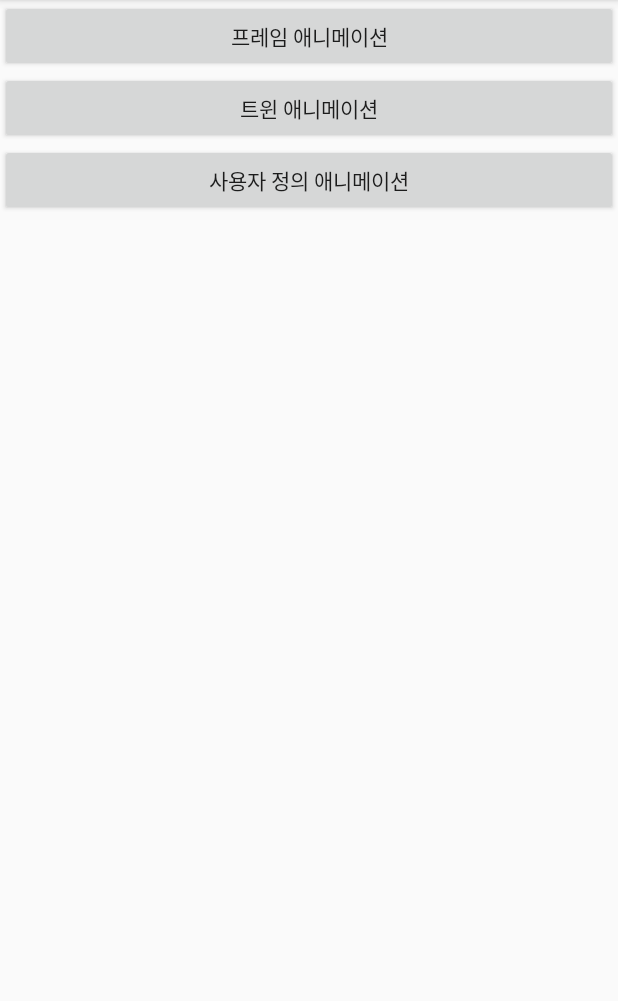
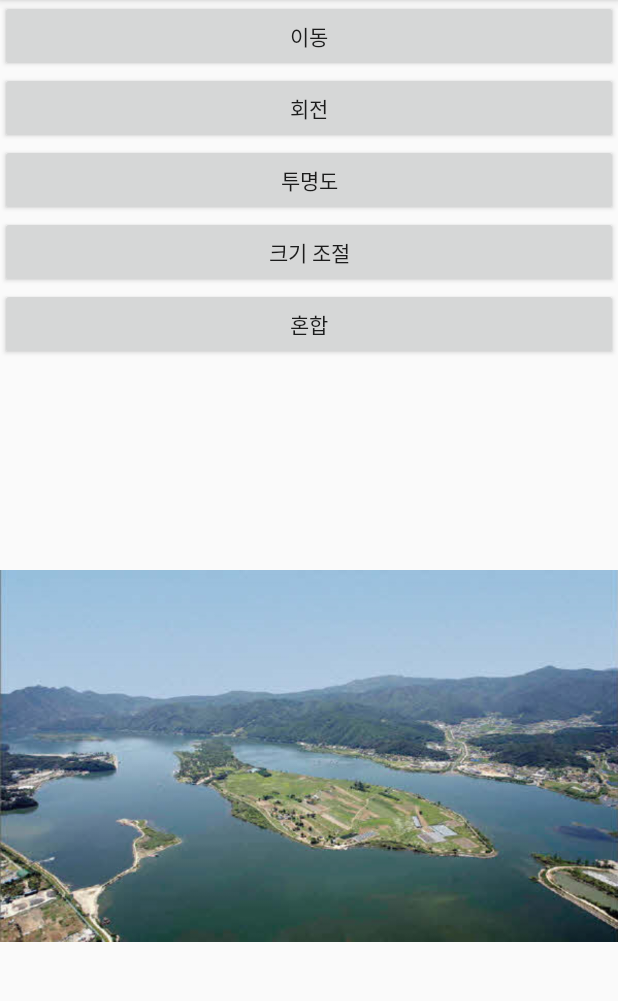
Before and after one commit to CoRock/Android_Ex02_list, an Android app: the screen it shows after launch (MainActivity before the commit, TweenAnimation after it), after a tap on "트윈 애니메이션", on a phone screen of 412 x 824 dp, the part 84-1085 px from its top. Run offline under Robolectric (Android 15) with nearby library versions, the light colour scheme and no system bars.

Commit message:
added tween animation. refer to this for tistory app design mimic

```diff
--- a/Ex10_animation/app/src/main/AndroidManifest.xml
+++ b/Ex10_animation/app/src/main/AndroidManifest.xml
@@ -16,7 +16,8 @@
                 <category android:name="android.intent.category.LAUNCHER" />
             </intent-filter>
         </activity>
-        <activity android:name=".FrameAnimation"></activity>
+        <activity android:name=".FrameAnimation" />
+        <activity android:name=".TweenAnimation"></activity>
     </application>
 
 </manifest>
--- a/Ex10_animation/app/src/main/java/com/corock/ex10_animation/FrameAnimation.java
+++ b/Ex10_animation/app/src/main/java/com/corock/ex10_animation/FrameAnimation.java
@@ -9,30 +9,35 @@ import android.widget.ImageView;
 
 public class FrameAnimation extends AppCompatActivity {
 
+    // 1. 변수 선언
     Button btnStart, btnStop;
     ImageView image1;
-    AnimationDrawable ani;
+    AnimationDrawable ani;      // 애니메이션 객체
 
     @Override
     protected void onCreate(Bundle savedInstanceState) {
         super.onCreate(savedInstanceState);
         setContentView(R.layout.frame_animation);
 
+        // 2. 위젯
         btnStart = (Button) findViewById(R.id.btnStart);
         btnStop = (Button) findViewById(R.id.btnStop);
         image1 = (ImageView) findViewById(R.id.image1);
 
+        // babydrum.xml에 설정된 애니메이션 정보를 로딩
         // 이미지뷰의 background 속성에 지정된 애니메이션 효과를 불러옴
         ani = (AnimationDrawable) image1.getBackground();
 
+        // 뷰.post(스레드 객체)
         // 이미지뷰에 애니메이션 효과 적용
         image1.post(new Runnable() {
             @Override
             public void run() {
-                ani.start();
+                ani.start();    // 애니메이션 시작
             }
         });
 
+        // 시작 버튼 클릭
         btnStart.setOnClickListener(new View.OnClickListener() {
             @Override
             public void onClick(View v) {
@@ -46,6 +51,6 @@ public class FrameAnimation extends AppCompatActivity {
                 ani.stop();     // 애니메이션 멈춤
             }
         });
-    }
+    }   // end of onCreate()
 
 }
--- a/Ex10_animation/app/src/main/java/com/corock/ex10_animation/MainActivity.java
+++ b/Ex10_animation/app/src/main/java/com/corock/ex10_animation/MainActivity.java
@@ -20,6 +20,9 @@ public class MainActivity extends AppCompatActivity {
             case R.id.button1:
                 intent = new Intent(this, FrameAnimation.class);
                 break;
+            case R.id.button2:
+                intent = new Intent(this, TweenAnimation.class);
+                break;
         }
         startActivity(intent);
     }
--- /dev/null
+++ b/Ex10_animation/app/src/main/java/com/corock/ex10_animation/TweenAnimation.java
@@ -0,0 +1,93 @@
+package com.corock.ex10_animation;
+
+import android.support.v7.app.AppCompatActivity;
+import android.os.Bundle;
+import android.view.View;
+import android.view.animation.Animation;
+import android.view.animation.AnimationUtils;
+import android.widget.Button;
+import android.widget.ImageView;
+import android.widget.LinearLayout;
+
+public class TweenAnimation extends AppCompatActivity {
+
+    Button button1, button2, button3, button4, button5;
+    Animation ani;
+    ImageView image1;
+    LinearLayout linear1;
+
+    @Override
+    protected void onCreate(Bundle savedInstanceState) {
+        super.onCreate(savedInstanceState);
+        setContentView(R.layout.tween);
+
+        button1 = (Button) findViewById(R.id.button1);
+        button2 = (Button) findViewById(R.id.button2);
+        button3 = (Button) findViewById(R.id.button3);
+        button4 = (Button) findViewById(R.id.button4);
+        button5 = (Button) findViewById(R.id.button5);
+        image1 = (ImageView) findViewById(R.id.image1);
+        linear1 = (LinearLayout) findViewById(R.id.linear1);
+
+        button1.setOnClickListener(new View.OnClickListener() {
+            @Override
+            public void onClick(View v) {
+                // 애니메이션 정보 로딩
+                ani = AnimationUtils.loadAnimation(TweenAnimation.this, R.anim.translate);
+
+                // 애니메이션 적용
+                // image1.startAnimation(ani);
+                linear1.startAnimation(ani);
+            }
+        });
+
+        button2.setOnClickListener(new View.OnClickListener() {
+            @Override
+            public void onClick(View v) {
+                // 애니메이션 효과를 불러옴
+                ani = AnimationUtils.loadAnimation(TweenAnimation.this, R.anim.rotate);
+
+                // 이미지뷰에 애니메이션 효과를 적용시킴
+                // image1.startAnimation(ani);
+                linear1.startAnimation(ani);
+            }
+        });
+
+        button3.setOnClickListener(new View.OnClickListener() {
+            @Override
+            public void onClick(View v) {
+                // 애니메이션 효과를 불러옴
+                ani = AnimationUtils.loadAnimation(TweenAnimation.this, R.anim.alpha);
+
+                // 이미지뷰에 애니메이션 효과를 적용시킴
+                // image1.startAnimation(ani);
+                linear1.startAnimation(ani);
+            }
+        });
+
+        button4.setOnClickListener(new View.OnClickListener() {
+            @Override
+            public void onClick(View v) {
+                // 애니메이션 효과를 불러옴
+                ani = AnimationUtils.loadAnimation(TweenAnimation.this, R.anim.scale);
+
+                // 이미지뷰에 애니메이션 효과를 적용시킴
+                // image1.startAnimation(ani);
+                linear1.startAnimation(ani);
+            }
+        });
+
+        button5.setOnClickListener(new View.OnClickListener() {
+            @Override
+            public void onClick(View v) {
+                // 애니메이션 효과를 불러옴
+                ani = AnimationUtils.loadAnimation(TweenAnimation.this, R.anim.set);
+
+                // 이미지뷰에 애니메이션 효과를 적용시킴
+                // image1.startAnimation(ani);
+                linear1.startAnimation(ani);
+            }
+        });
+    }   // end of onCreate()
+
+}
--- /dev/null
+++ b/Ex10_animation/app/src/main/res/anim/alpha.xml
@@ -0,0 +1,19 @@
+<?xml version="1.0" encoding="utf-8"?>
+<set xmlns:android="http://schemas.android.com/apk/res/android">
+    <alpha
+        android:duration="5000"
+        android:fromAlpha="1.0"
+        android:repeatCount="3"
+        android:repeatMode="reverse"
+        android:toAlpha="0.0" />
+
+</set>
+
+    <!-- alpha.xml
+        0.0 완전투명 ~ 1.0 완전불투명
+        android:fromAlpha - 투명도 처음 값
+        android:toAlpha - 투명도 마지막 값
+        android:duration - 애니메이션 작동 시간
+        android:repeatCount - 반복 횟수
+        android:repeatMode - 반복 옵션(reverse, restart)
+    -->
--- /dev/null
+++ b/Ex10_animation/app/src/main/res/anim/rotate.xml
@@ -0,0 +1,18 @@
+<?xml version="1.0" encoding="utf-8"?>
+<set xmlns:android="http://schemas.android.com/apk/res/android">
+    <rotate
+        android:duration="3000"
+        android:fromDegrees="0"
+        android:pivotX="50%"
+        android:pivotY="50%"
+        android:toDegrees="360" />
+
+</set>
+
+    <!-- rotate.xml
+        android:fromDegrees - 시작 각도
+        android:toDegrees - 끝 각도
+        android:pivotX - 회전축의 x좌표
+        android:pivotY - 회전축의 y좌표
+        android:duration - 애니메이션 작동 시간
+    -->
--- /dev/null
+++ b/Ex10_animation/app/src/main/res/anim/scale.xml
@@ -0,0 +1,19 @@
+<?xml version="1.0" encoding="utf-8"?>
+<set xmlns:android="http://schemas.android.com/apk/res/android">
+    <scale
+        android:duration="2000"
+        android:fromXScale="0.1"
+        android:fromYScale="0.1"
+        android:pivotX="50%"
+        android:pivotY="50%"
+        android:toXScale="1.0"
+        android:toYScale="1.0" />
+
+</set>
+
+    <!-- scale.xml
+        android:fromXScale - x축의 시작 사이즈
+        android:toXScale - x축의 끝 사이즈
+        android:pivotX - 중심축(x 좌표)
+        android:pivotY - 중심축(y 좌표)
+    -->
--- /dev/null
+++ b/Ex10_animation/app/src/main/res/anim/set.xml
@@ -0,0 +1,31 @@
+<?xml version="1.0" encoding="utf-8"?>
+<set xmlns:android="http://schemas.android.com/apk/res/android">
+    <alpha
+        android:duration="5000"
+        android:fromAlpha="1.0"
+        android:repeatCount="3"
+        android:repeatMode="restart"
+        android:toAlpha="0.0" />
+
+    <rotate
+        android:duration="3000"
+        android:fromDegrees="0"
+        android:pivotX="100%"
+        android:pivotY="0%"
+        android:toDegrees="360" />
+
+    <scale
+        android:duration="2000"
+        android:fromXScale="0.1"
+        android:fromYScale="0.1"
+        android:pivotX="0%"
+        android:pivotY="0%"
+        android:toXScale="1.0"
+        android:toYScale="1.0" />
+
+    <translate
+        android:duration="3000"
+        android:fromYDelta="100%"
+        android:toYDelta="0" />
+
+</set>
--- /dev/null
+++ b/Ex10_animation/app/src/main/res/anim/translate.xml
@@ -0,0 +1,24 @@
+<?xml version="1.0" encoding="utf-8"?>
+<set xmlns:android="http://schemas.android.com/apk/res/android">
+    <!--
+        <translate
+            android:duration="3000"
+            android:fromYDelta="0"
+            android:toYDelta="100%" />
+    -->
+    <translate
+        android:duration="1000"
+        android:fromXDelta="100%"
+        android:fromYDelta="100%"
+        android:toXDelta="0"
+        android:toYDelta="0" />
+
+</set>
+
+    <!-- translate.xml : 좌표 이동 효과
+        android:fromXDelta - x축의 시작 위치
+        android:toXDelta - x축의 마지막 위치
+        android:fromYDelta - y축의 시작 위치
+        android:toYDelta - y축의 마지막 위치
+        android:duration - 애니메이션 작동 시간
+    -->
--- /dev/null
+++ b/Ex10_animation/app/src/main/res/layout/tween.xml
@@ -0,0 +1,47 @@
+<?xml version="1.0" encoding="utf-8"?>
+<LinearLayout xmlns:android="http://schemas.android.com/apk/res/android"
+    xmlns:app="http://schemas.android.com/apk/res-auto"
+    xmlns:tools="http://schemas.android.com/tools"
+    android:id="@+id/linear1"
+    android:layout_width="match_parent"
+    android:layout_height="match_parent"
+    android:orientation="vertical"
+    tools:context=".TweenAnimation">
+
+    <Button
+        android:id="@+id/button1"
+        android:layout_width="match_parent"
+        android:layout_height="wrap_content"
+        android:text="이동" />
+
+    <Button
+        android:id="@+id/button2"
+        android:layout_width="match_parent"
+        android:layout_height="wrap_content"
+        android:text="회전" />
+
+    <Button
+        android:id="@+id/button3"
+        android:layout_width="match_parent"
+        android:layout_height="wrap_content"
+        android:text="투명도" />
+
+    <Button
+        android:id="@+id/button4"
+        android:layout_width="match_parent"
+        android:layout_height="wrap_content"
+        android:text="크기 조절" />
+
+    <Button
+        android:id="@+id/button5"
+        android:layout_width="match_parent"
+        android:layout_height="wrap_content"
+        android:text="혼합" />
+
+    <ImageView
+        android:id="@+id/image1"
+        android:layout_width="match_parent"
+        android:layout_height="match_parent"
+        app:srcCompat="@drawable/jungdo" />
+
+</LinearLayout>
```
Also changed, not shown: 1 other file.
